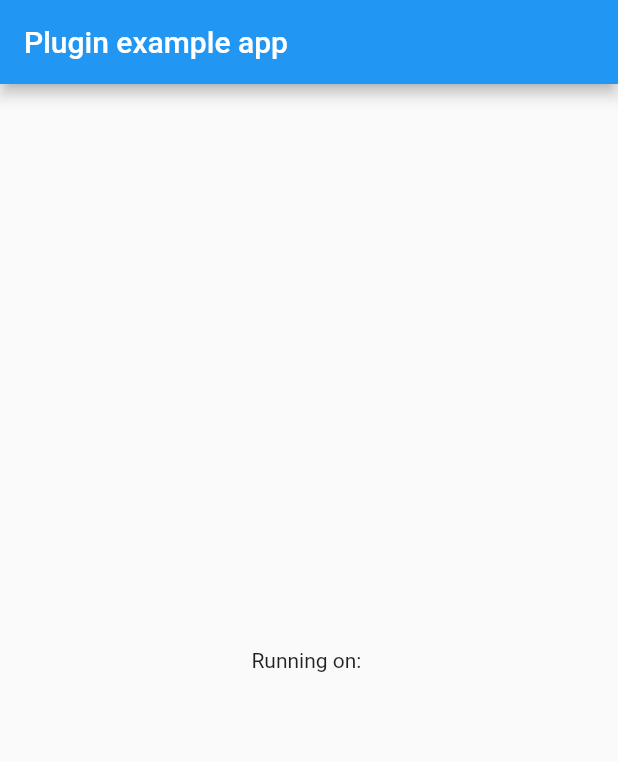
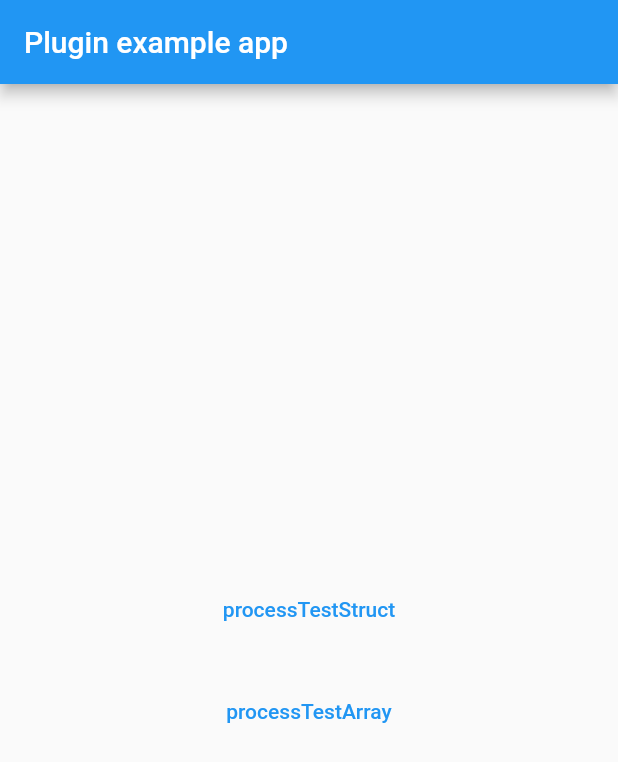
Before and after one commit to SysTechHub/life_peak_lib, a Flutter app: the screen it shows after launch, on a phone screen of 412 x 824 dp. Shown: the top 762 px of the screen. Run offline on Flutter 3.47's test engine with Material 2 defaults, Android fonts, the phone set to English and light mode, and no system bars; missing offline and left inert: dart:ffi.

Commit message:
Last version of lib

```diff
--- a/example/lib/main.dart
+++ b/example/lib/main.dart
@@ -21,7 +21,25 @@ class _MyAppState extends State<MyApp> {
           title: const Text('Plugin example app'),
         ),
         body: Center(
-          child: Text('Running on: ${processTestStruct()}'),
+          child: Column(
+            mainAxisAlignment: MainAxisAlignment.center,
+            crossAxisAlignment: CrossAxisAlignment.center,
+            children: [
+              TextButton(
+                onPressed: () {
+                  processTestStruct();
+                },
+                child: const Text('processTestStruct'),
+              ),
+              const SizedBox(height: 20),
+              TextButton(
+                onPressed: () {
+                  processTestArray();
+                },
+                child: const Text('processTestArray'),
+              ),
+            ],
+          ),
         ),
       ),
     );
--- a/lib/generated_bindings.dart
+++ b/lib/generated_bindings.dart
@@ -3,6 +3,52 @@
 // Generated by `package:ffigen`.
 // ignore_for_file: type=lint
 import 'dart:ffi' as ffi;
+
+/// LifePeakLib from SysTech
+class LifePeakLib {
+  /// Holds the symbol lookup function.
+  final ffi.Pointer<T> Function<T extends ffi.NativeType>(String symbolName)
+      _lookup;
+
+  /// The symbols are looked up in [dynamicLibrary].
+  LifePeakLib(ffi.DynamicLibrary dynamicLibrary)
+      : _lookup = dynamicLibrary.lookup;
+
+  /// The symbols are looked up with [lookup].
+  LifePeakLib.fromLookup(
+      ffi.Pointer<T> Function<T extends ffi.NativeType>(String symbolName)
+          lookup)
+      : _lookup = lookup;
+
+  TestStruct processTestStruct(
+    TestStruct inp,
+  ) {
+    return _processTestStruct(
+      inp,
+    );
+  }
+
+  late final _processTestStructPtr =
+      _lookup<ffi.NativeFunction<TestStruct Function(TestStruct)>>(
+          'processTestStruct');
+  late final _processTestStruct =
+      _processTestStructPtr.asFunction<TestStruct Function(TestStruct)>();
+
+  ffi.Pointer<TestStruct> processTestArray(
+    ffi.Pointer<TestStruct> inp,
+  ) {
+    return _processTestArray(
+      inp,
+    );
+  }
+
+  late final _processTestArrayPtr = _lookup<
+      ffi.NativeFunction<
+          ffi.Pointer<TestStruct> Function(
+              ffi.Pointer<TestStruct>)>>('processTestArray');
+  late final _processTestArray = _processTestArrayPtr
+      .asFunction<ffi.Pointer<TestStruct> Function(ffi.Pointer<TestStruct>)>();
+}
 
 class TestStruct extends ffi.Struct {
   @ffi.Int()
--- a/lib/life_peak_lib.dart
+++ b/lib/life_peak_lib.dart
@@ -1,7 +1,8 @@
 import 'dart:ffi';
 import 'dart:io';
 
-import 'package:life_peak_lib/generated_bindings.dart';
+import 'generated_bindings.dart';
+
 
 final DynamicLibrary nativeLifePeakLib = Platform.isAndroid
     ? DynamicLibrary.open('liblife_peak_lib.so')
@@ -13,6 +14,9 @@ typedef TestStructFunctionDart = Pointer<TestStruct> Function();
 final processTestStruct = nativeLifePeakLib
     .lookupFunction<TestStructFunction, TestStructFunctionDart>('processTestStruct');
 
+final processTestArray = nativeLifePeakLib
+    .lookupFunction<TestStructFunction, TestStructFunctionDart>('processTestArray');
+
 // void main() {
 //   print('processTestStruct= ${nativeLifePeakLib.providesSymbol('processTestStruct')}');
 // }
```
Also changed, not shown: 1 other file.
